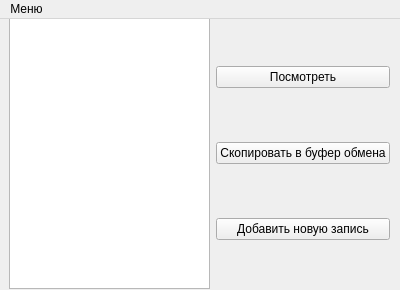
FrCln/password-manager, file gui/mainwindow.ui: the form before one commit.
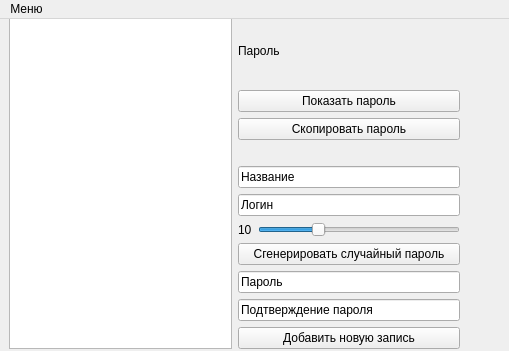
The form after the commit.

The edit to the form file:
```diff
--- a/gui/mainwindow.ui
+++ b/gui/mainwindow.ui
@@ -6,8 +6,8 @@
    <rect>
     <x>0</x>
     <y>0</y>
-    <width>400</width>
-    <height>290</height>
+    <width>509</width>
+    <height>351</height>
    </rect>
   </property>
   <property name="windowTitle">
@@ -19,27 +19,109 @@
      <rect>
       <x>9</x>
       <y>-1</y>
-      <width>381</width>
-      <height>271</height>
+      <width>451</width>
+      <height>331</height>
      </rect>
     </property>
-    <layout class="QHBoxLayout" name="horizontalLayout">
+    <layout class="QHBoxLayout" name="horizontalLayout" stretch="1,1">
      <item>
       <widget class="QListView" name="listView"/>
      </item>
      <item>
       <layout class="QVBoxLayout" name="verticalLayout">
        <item>
-        <widget class="QPushButton" name="viewButton">
+        <widget class="QLabel" name="passView">
          <property name="text">
-          <string>Посмотреть</string>
+          <string>Пароль</string>
+         </property>
+        </widget>
+       </item>
+       <item>
+        <widget class="QPushButton" name="showButton">
+         <property name="text">
+          <string>Показать пароль</string>
          </property>
         </widget>
        </item>
        <item>
         <widget class="QPushButton" name="copyButton">
          <property name="text">
-          <string>Скопировать в буфер обмена</string>
+          <string>Скопировать пароль</string>
+         </property>
+        </widget>
+       </item>
+       <item>
+        <spacer name="horizontalSpacer">
+         <property name="orientation">
+          <enum>Qt::Horizontal</enum>
+         </property>
+         <property name="sizeHint" stdset="0">
+          <size>
+           <width>40</width>
+           <height>20</height>
+          </size>
+         </property>
+        </spacer>
+       </item>
+       <item>
+        <widget class="QLineEdit" name="nameEdit">
+         <property name="text">
+          <string>Название</string>
+         </property>
+        </widget>
+       </item>
+       <item>
+        <widget class="QLineEdit" name="loginEdit">
+         <property name="text">
+          <string>Логин</string>
+         </property>
+        </widget>
+       </item>
+       <item>
+        <layout class="QHBoxLayout" name="horizontalLayout_2">
+         <item>
+          <widget class="QLabel" name="label">
+           <property name="text">
+            <string>10</string>
+           </property>
+          </widget>
+         </item>
+         <item>
+          <widget class="QSlider" name="horizontalSlider">
+           <property name="minimum">
+            <number>6</number>
+           </property>
+           <property name="maximum">
+            <number>20</number>
+           </property>
+           <property name="value">
+            <number>10</number>
+           </property>
+           <property name="orientation">
+            <enum>Qt::Horizontal</enum>
+           </property>
+          </widget>
+         </item>
+        </layout>
+       </item>
+       <item>
+        <widget class="QPushButton" name="generateButton">
+         <property name="text">
+          <string>Сгенерировать случайный пароль</string>
+         </property>
+        </widget>
+       </item>
+       <item>
+        <widget class="QLineEdit" name="passEdit">
+         <property name="text">
+          <string>Пароль</string>
+         </property>
+        </widget>
+       </item>
+       <item>
+        <widget class="QLineEdit" name="passEdit2">
+         <property name="text">
+          <string>Подтверждение пароля</string>
          </property>
         </widget>
        </item>
@@ -60,7 +142,7 @@
     <rect>
      <x>0</x>
      <y>0</y>
-     <width>400</width>
+     <width>509</width>
      <height>18</height>
     </rect>
    </property>
```
Left out of the diff: 14 changed lines with no effect on the pictures.
